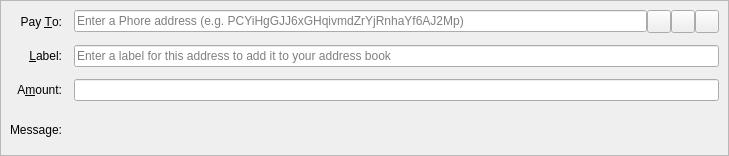
Qt form src/qt/forms/sendcoinsentry.ui (vlockchain/FTP) before a commit.
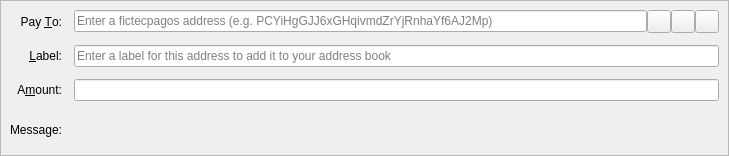
The same form after that commit. Icons and pictures are not drawn. Custom widgets are drawn as their Qt base class.

Diff of the .ui file:
```diff
--- a/src/qt/forms/sendcoinsentry.ui
+++ b/src/qt/forms/sendcoinsentry.ui
@@ -57,7 +57,7 @@
          <string/>
         </property>
         <property name="placeholderText">
-         <string>Enter a Phore address (e.g. PCYiHgGJJ6xGHqivmdZrYjRnhaYf6AJ2Mp)</string>
+         <string>Enter a fictecpagos address (e.g. PCYiHgGJJ6xGHqivmdZrYjRnhaYf6AJ2Mp)</string>
         </property>
        </widget>
       </item>
```
Left out of the diff: 16 changed lines with no effect on the pictures.
